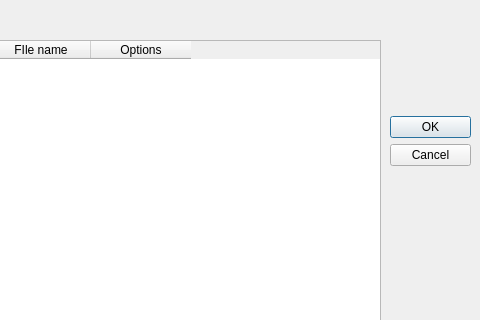
First picture: the form in enginemanager.ui, repository fire-lizard/QBoard, before the edit; both pictures show x 320 to 800 and y 0 to 320 of the 800 by 600 pixel window.
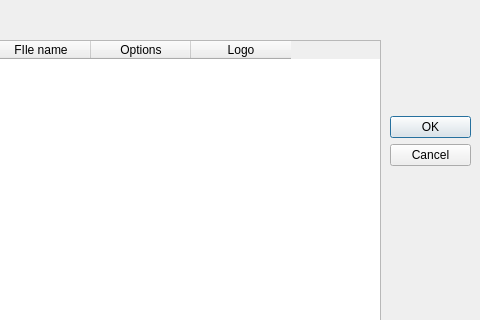
Second picture: the form after the edit. Icons and pictures are not drawn.

```diff
--- a/enginemanager.ui
+++ b/enginemanager.ui
@@ -75,6 +75,11 @@
      <string>Options</string>
     </property>
    </column>
+   <column>
+    <property name="text">
+     <string>Logo</string>
+    </property>
+   </column>
   </widget>
   <widget class="QToolButton" name="toolButton">
    <property name="geometry">
```
